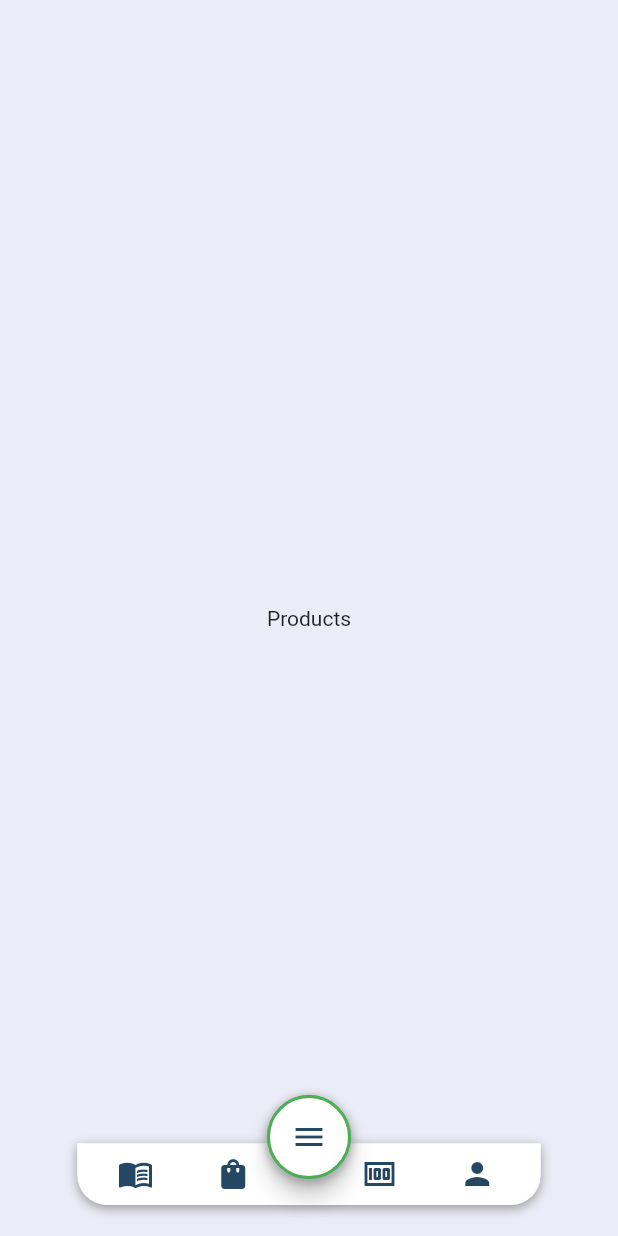
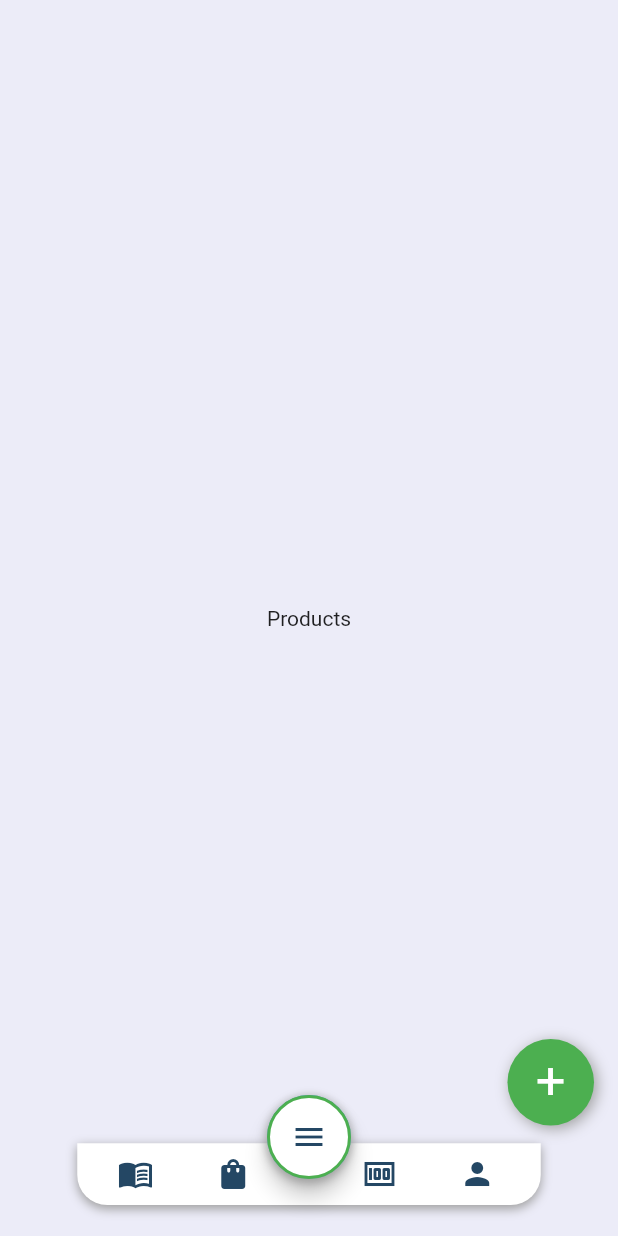
Before and after one commit to axelrod69/tanvi_vendor, a Flutter app: the screen it shows after launch, item 2 of the bottom bar chosen, on a phone screen of 412 x 824 dp. Run offline on Flutter 3.47's test engine with Material 2 defaults, Android fonts, the phone set to English and light mode, and no system bars.

Commit message:
addProducts

```diff
--- a/lib/screens/products.dart
+++ b/lib/screens/products.dart
@@ -3,11 +3,41 @@ import 'package:flutter/material.dart';
 class Products extends StatelessWidget {
   @override
   Widget build(BuildContext context) {
+    final height = MediaQuery.of(context).size.height;
+    final width = MediaQuery.of(context).size.width;
+
     // TODO: implement build
     return Scaffold(
-      body: Center(
+      body: const Center(
         child: Text('Products'),
       ),
+      floatingActionButton: Container(
+        margin: EdgeInsets.only(bottom: height * 0.07),
+        decoration: const BoxDecoration(shape: BoxShape.circle, boxShadow: [
+          BoxShadow(color: Colors.grey, blurRadius: 8, offset: Offset(2, 2))
+        ]),
+        child: CircleAvatar(
+          radius: width * 0.07,
+          backgroundColor: Colors.green,
+          child: const Text(
+            '+',
+            style: TextStyle(color: Colors.white, fontSize: 35),
+          ),
+        ),
+      ),
+      // floatingActionButton: Container(
+      //   width: width * 0.2,
+      //   height: height * 0.06,
+      //   margin: EdgeInsets.only(bottom: height * 0.07),
+      //   decoration: BoxDecoration(
+      //       color: Colors.green,
+      //       shape: BoxShape.circle,
+      //       boxShadow: [
+      //         BoxShadow(
+      //             color: Colors.grey, blurRadius: 10, offset: Offset(1, 2))
+      //       ]),
+      // ),
+      // floatingActionButtonLocation: FloatingActionButtonLocation.endFloat,
     );
   }
 }
```
Also changed, not shown: lib/screens/addProducts.dart (added, +13 -0 lines).
